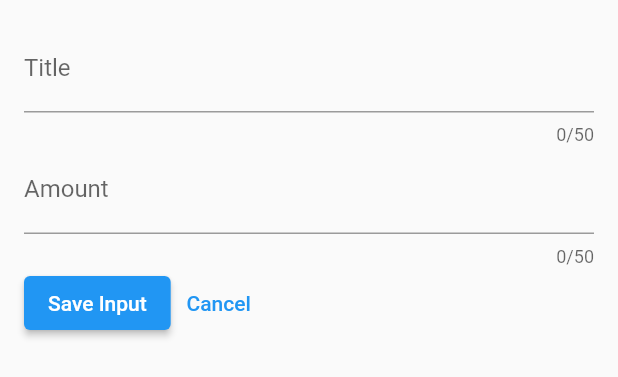
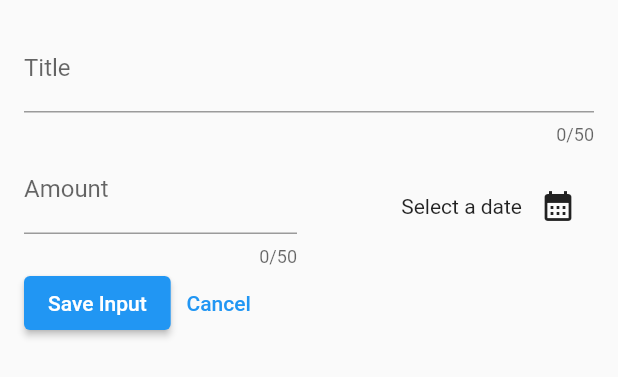
Before and after one commit to jonataslaet/udemy, a Flutter app: the NewExpense widget shown alone on an empty page, opened directly, on a phone screen of 412 x 824 dp. Shown: the top 377 px of the screen. Run offline on Flutter 3.47's test engine with Material 2 defaults, Android fonts, the light colour scheme and no system bars; our stand-ins replace google_fonts.

Commit message:
Section 5: Adding Interactivity, More Widgets & Theming [EXPENSE TRACKER APP]
Showind a Date Picker

```diff
--- a/ws-learn-flutter-dart-to-build-ios-android-apps/expense_tracker/lib/widgets/expenses_list/new_expense.dart
+++ b/ws-learn-flutter-dart-to-build-ios-android-apps/expense_tracker/lib/widgets/expenses_list/new_expense.dart
@@ -12,6 +12,17 @@
 class _NewExpenseState extends State<NewExpense> {
   final titleController = TextEditingController();
   final amountController = TextEditingController();
+
+  void _presentDatePicker() {
+    final now = DateTime.now();
+    final firstDate = DateTime(now.year - 1, now.month, now.day);
+    showDatePicker(
+      context: context,
+      initialDate: now,
+      firstDate: firstDate,
+      lastDate: now,
+    );
+  }
 
   @override
   void dispose() {
@@ -35,7 +46,10 @@
               ),
             ),
           ),
-          TextField(
+          Row(
+            children: [
+              Expanded(
+                child: TextField(
                   controller: amountController,
                   keyboardType: TextInputType.number,
                   maxLength: 50,
@@ -45,6 +59,25 @@
                       'Amount',
                     ),
                   ),
+                ),
+              ),
+              const SizedBox(
+                width: 16,
+              ),
+              Expanded(
+                child: Row(
+                  crossAxisAlignment: CrossAxisAlignment.center,
+                  mainAxisAlignment: MainAxisAlignment.end,
+                  children: [
+                    const Text('Select a date'),
+                    IconButton(
+                      onPressed: _presentDatePicker,
+                      icon: const Icon(Icons.calendar_month),
+                    ),
+                  ],
+                ),
+              ),
+            ],
           ),
           Row(
             children: [
```
Lines whose indentation alone changed are shown as unchanged.
